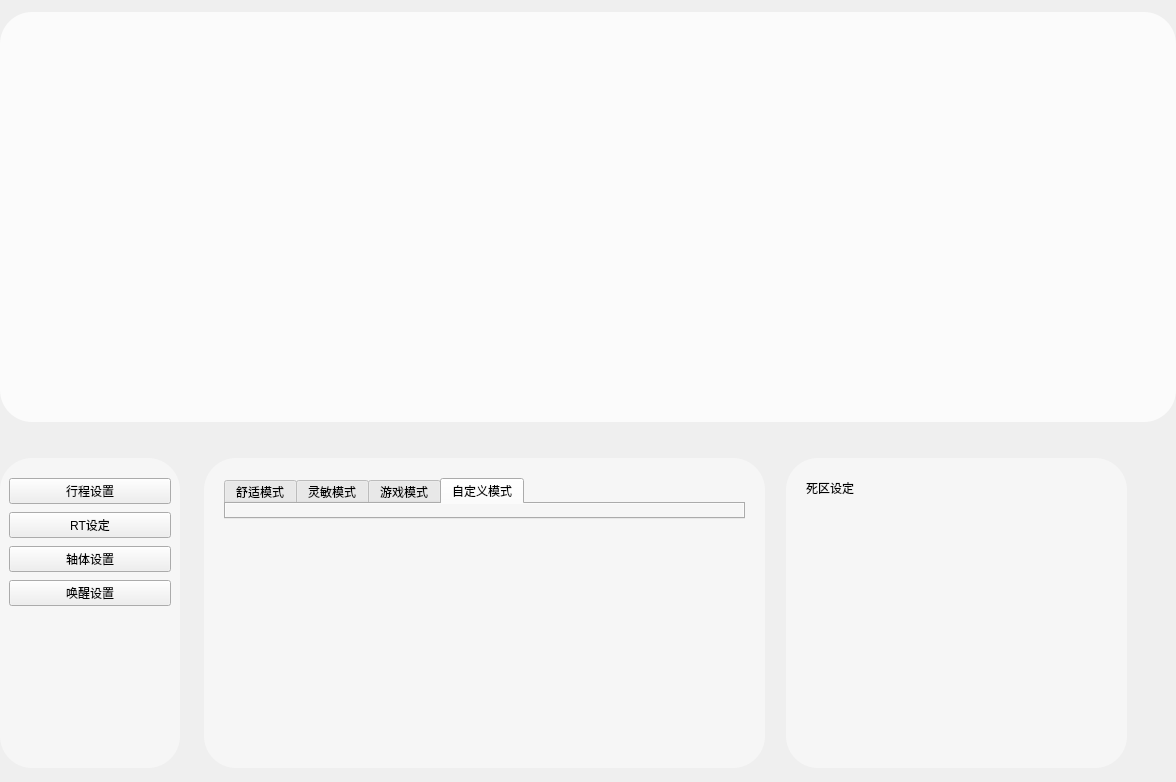
wlffeng2008/AkkoStudio, file FrameMagic.ui: the form before one commit.
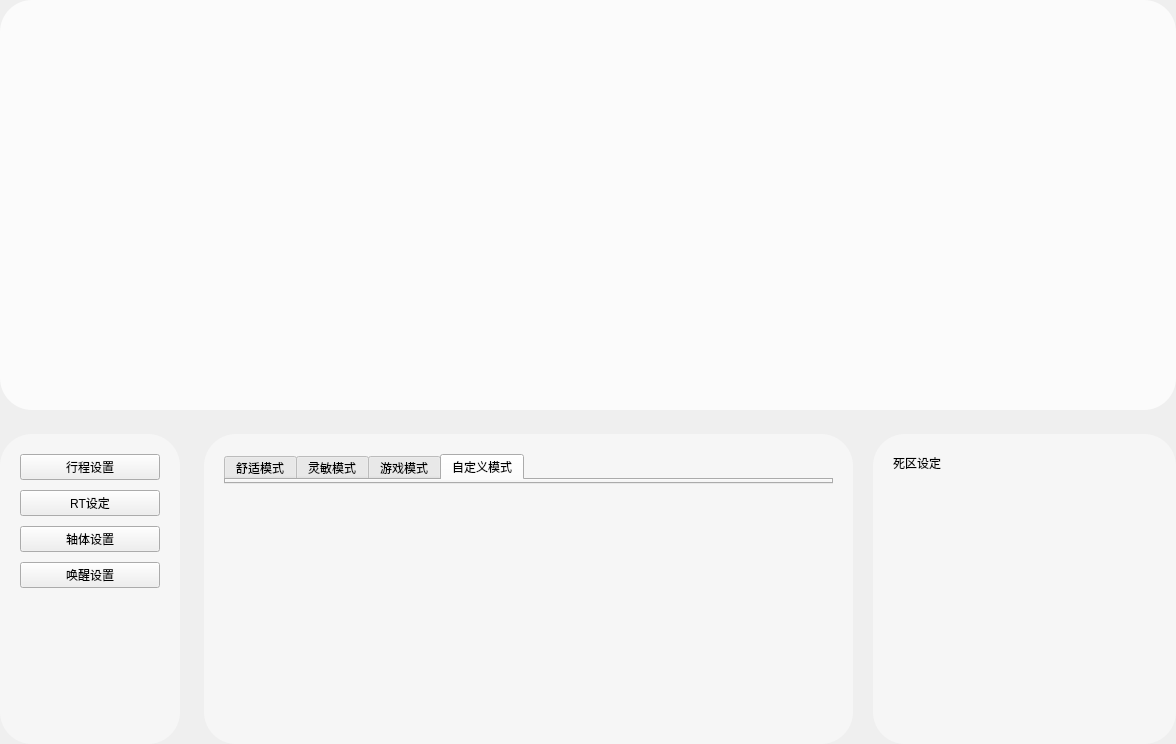
The form after the commit. The open tabs and pages were chosen to show the change. Icons and pictures are not drawn. Custom widgets are drawn as their Qt base class.

Patch:
```diff
--- a/FrameMagic.ui
+++ b/FrameMagic.ui
@@ -7,7 +7,7 @@
     <x>0</x>
     <y>0</y>
     <width>1176</width>
-    <height>782</height>
+    <height>744</height>
    </rect>
   </property>
   <property name="windowTitle">
@@ -150,12 +150,21 @@
         </property>
         <layout class="QVBoxLayout" name="verticalLayout_2">
          <property name="spacing">
-          <number>8</number>
+          <number>10</number>
+         </property>
+         <property name="leftMargin">
+          <number>20</number>
          </property>
          <property name="topMargin">
           <number>20</number>
          </property>
-         <item>
+         <property name="rightMargin">
+          <number>20</number>
+         </property>
+         <property name="bottomMargin">
+          <number>20</number>
+         </property>
+         <item alignment="Qt::AlignmentFlag::AlignTop">
           <widget class="QPushButton" name="pushButtonSet1">
            <property name="text">
             <string>行程设置</string>
@@ -176,7 +185,7 @@
            </property>
           </widget>
          </item>
-         <item>
+         <item alignment="Qt::AlignmentFlag::AlignTop">
           <widget class="QPushButton" name="pushButtonSet4">
            <property name="text">
             <string>唤醒设置</string>
@@ -238,78 +247,24 @@
             <property name="styleSheet">
              <string notr="true"/>
             </property>
-            <widget class="QFrame" name="frameBR">
-             <property name="geometry">
-              <rect>
-               <x>582</x>
-               <y>0</y>
-               <width>341</width>
-               <height>310</height>
-              </rect>
+            <layout class="QHBoxLayout" name="horizontalLayout_13" stretch="1,0">
+             <property name="spacing">
+              <number>20</number>
              </property>
-             <property name="minimumSize">
-              <size>
-               <width>303</width>
-               <height>0</height>
-              </size>
+             <property name="leftMargin">
+              <number>0</number>
              </property>
-             <property name="styleSheet">
-              <string notr="true">QFrame{background-color: #F6F6F6;border-radius:32px;}</string>
+             <property name="topMargin">
+              <number>0</number>
              </property>
-             <property name="frameShape">
-              <enum>QFrame::Shape::StyledPanel</enum>
+             <property name="rightMargin">
+              <number>0</number>
              </property>
-             <property name="frameShadow">
-              <enum>QFrame::Shadow::Raised</enum>
+             <property name="bottomMargin">
+              <number>0</number>
              </property>
-             <widget class="ModuleLinear" name="frameDead">
-              <property name="geometry">
-               <rect>
-                <x>20</x>
-                <y>74</y>
-                <width>303</width>
-                <height>221</height>
-               </rect>
-              </property>
-              <property name="minimumSize">
-               <size>
-                <width>303</width>
-                <height>0</height>
-               </size>
-              </property>
-              <property name="styleSheet">
-               <string notr="true">QFrame{background-color: #F6F6F6;border-radius:32px;}</string>
-              </property>
-              <property name="frameShape">
-               <enum>QFrame::Shape::StyledPanel</enum>
-              </property>
-              <property name="frameShadow">
-               <enum>QFrame::Shadow::Raised</enum>
-              </property>
-             </widget>
-             <widget class="QLabel" name="labelTitle2">
-              <property name="geometry">
-               <rect>
-                <x>20</x>
-                <y>20</y>
-                <width>261</width>
-                <height>20</height>
-               </rect>
-              </property>
-              <property name="text">
-               <string>死区设定</string>
-              </property>
-             </widget>
-            </widget>
+             <item>
             <widget class="QFrame" name="frameBM">
-             <property name="geometry">
-              <rect>
-               <x>0</x>
-               <y>0</y>
-               <width>561</width>
-               <height>310</height>
-              </rect>
-             </property>
              <property name="styleSheet">
               <string notr="true">QFrame{background-color: #F6F6F6;border-radius:32px;}</string>
              </property>
@@ -319,40 +274,21 @@
              <property name="frameShadow">
               <enum>QFrame::Shadow::Raised</enum>
              </property>
-             <widget class="ModuleLinear" name="frame_5">
-              <property name="geometry">
-               <rect>
-                <x>240</x>
-                <y>74</y>
-                <width>303</width>
-                <height>221</height>
-               </rect>
-              </property>
-              <property name="minimumSize">
-               <size>
-                <width>303</width>
-                <height>0</height>
-               </size>
-              </property>
-              <property name="styleSheet">
-               <string notr="true">QFrame{background-color: #F6F6F6;border-radius:32px;}</string>
-              </property>
-              <property name="frameShape">
-               <enum>QFrame::Shape::StyledPanel</enum>
-              </property>
-              <property name="frameShadow">
-               <enum>QFrame::Shadow::Raised</enum>
-              </property>
-             </widget>
+               <layout class="QVBoxLayout" name="verticalLayout_10" stretch="0,1">
+                <property name="leftMargin">
+                 <number>20</number>
+                </property>
+                <property name="topMargin">
+                 <number>20</number>
+                </property>
+                <property name="rightMargin">
+                 <number>20</number>
+                </property>
+                <property name="bottomMargin">
+                 <number>20</number>
+                </property>
+                <item>
              <widget class="NewTabWidget" name="tabWidget">
-              <property name="geometry">
-               <rect>
-                <x>20</x>
-                <y>20</y>
-                <width>521</width>
-                <height>41</height>
-               </rect>
-              </property>
               <property name="currentIndex">
                <number>0</number>
               </property>
@@ -377,15 +313,11 @@
                </attribute>
               </widget>
              </widget>
+                </item>
+                <item>
+                 <layout class="QHBoxLayout" name="horizontalLayout_12" stretch="1,1">
+                  <item>
              <widget class="QLabel" name="label_2">
-              <property name="geometry">
-               <rect>
-                <x>40</x>
-                <y>70</y>
-                <width>171</width>
-                <height>221</height>
-               </rect>
-              </property>
               <property name="text">
                <string/>
               </property>
@@ -396,7 +328,100 @@
                <set>Qt::AlignmentFlag::AlignCenter</set>
               </property>
              </widget>
-            </widget>
+                  </item>
+                  <item>
+                   <widget class="ModuleLinear" name="frame_5">
+                    <property name="minimumSize">
+                     <size>
+                      <width>303</width>
+                      <height>0</height>
+                     </size>
+                    </property>
+                    <property name="maximumSize">
+                     <size>
+                      <width>303</width>
+                      <height>16777215</height>
+                     </size>
+                    </property>
+                    <property name="styleSheet">
+                     <string notr="true">QFrame{background-color: #F6F6F6;border-radius:32px;}</string>
+                    </property>
+                    <property name="frameShape">
+                     <enum>QFrame::Shape::StyledPanel</enum>
+                    </property>
+                    <property name="frameShadow">
+                     <enum>QFrame::Shadow::Raised</enum>
+                    </property>
+                   </widget>
+                  </item>
+                 </layout>
+                </item>
+               </layout>
+              </widget>
+             </item>
+             <item>
+              <widget class="QFrame" name="frameBR">
+               <property name="minimumSize">
+                <size>
+                 <width>303</width>
+                 <height>0</height>
+                </size>
+               </property>
+               <property name="maximumSize">
+                <size>
+                 <width>303</width>
+                 <height>16777215</height>
+                </size>
+               </property>
+               <property name="styleSheet">
+                <string notr="true">QFrame{background-color: #F6F6F6;border-radius:32px;}</string>
+               </property>
+               <property name="frameShape">
+                <enum>QFrame::Shape::StyledPanel</enum>
+               </property>
+               <property name="frameShadow">
+                <enum>QFrame::Shadow::Raised</enum>
+               </property>
+               <layout class="QVBoxLayout" name="verticalLayout_11" stretch="0,1">
+                <property name="spacing">
+                 <number>30</number>
+                </property>
+                <property name="leftMargin">
+                 <number>20</number>
+                </property>
+                <property name="topMargin">
+                 <number>20</number>
+                </property>
+                <property name="rightMargin">
+                 <number>20</number>
+                </property>
+                <property name="bottomMargin">
+                 <number>20</number>
+                </property>
+                <item>
+                 <widget class="QLabel" name="labelTitle2">
+                  <property name="text">
+                   <string>死区设定</string>
+                  </property>
+                 </widget>
+                </item>
+                <item>
+                 <widget class="ModuleLinear" name="frameDead">
+                  <property name="styleSheet">
+                   <string notr="true">QFrame{background-color: #F6F6F6;border-radius:32px;}</string>
+                  </property>
+                  <property name="frameShape">
+                   <enum>QFrame::Shape::StyledPanel</enum>
+                  </property>
+                  <property name="frameShadow">
+                   <enum>QFrame::Shadow::Raised</enum>
+                  </property>
+                 </widget>
+                </item>
+               </layout>
+              </widget>
+             </item>
+            </layout>
            </widget>
            <widget class="QWidget" name="page2">
             <property name="styleSheet">
@@ -1783,6 +1808,12 @@
   </layout>
  </widget>
  <customwidgets>
+  <customwidget>
+   <class>NewTabWidget</class>
+   <extends>QTabWidget</extends>
+   <header location="global">newtabwidget.h</header>
+   <container>1</container>
+  </customwidget>
   <customwidget>
    <class>ModuleKeyboard</class>
    <extends>QFrame</extends>
@@ -1795,12 +1826,6 @@
    <header>modulelinear.h</header>
    <container>1</container>
   </customwidget>
-  <customwidget>
-   <class>NewTabWidget</class>
-   <extends>QTabWidget</extends>
-   <header>newtabwidget.h</header>
-   <container>1</container>
-  </customwidget>
   <customwidget>
    <class>ToggleButton</class>
    <extends>QCheckBox</extends>
```
Left out of the diff: 22 changed lines with no effect on the pictures. Lines whose indentation alone changed are shown as unchanged.
